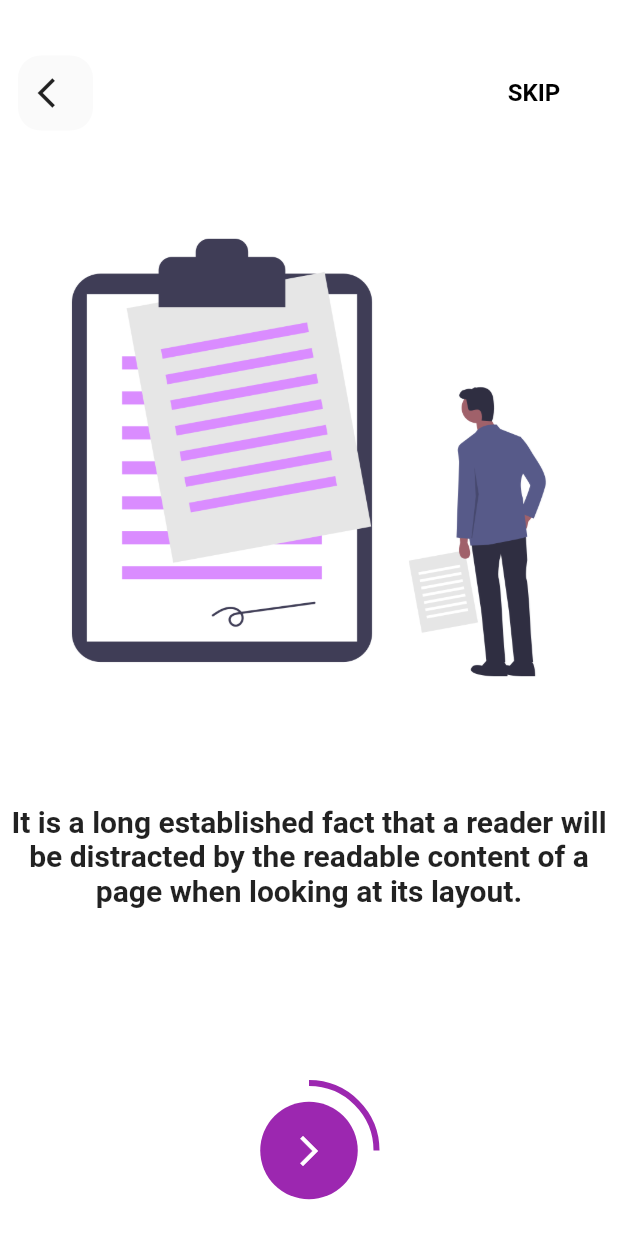
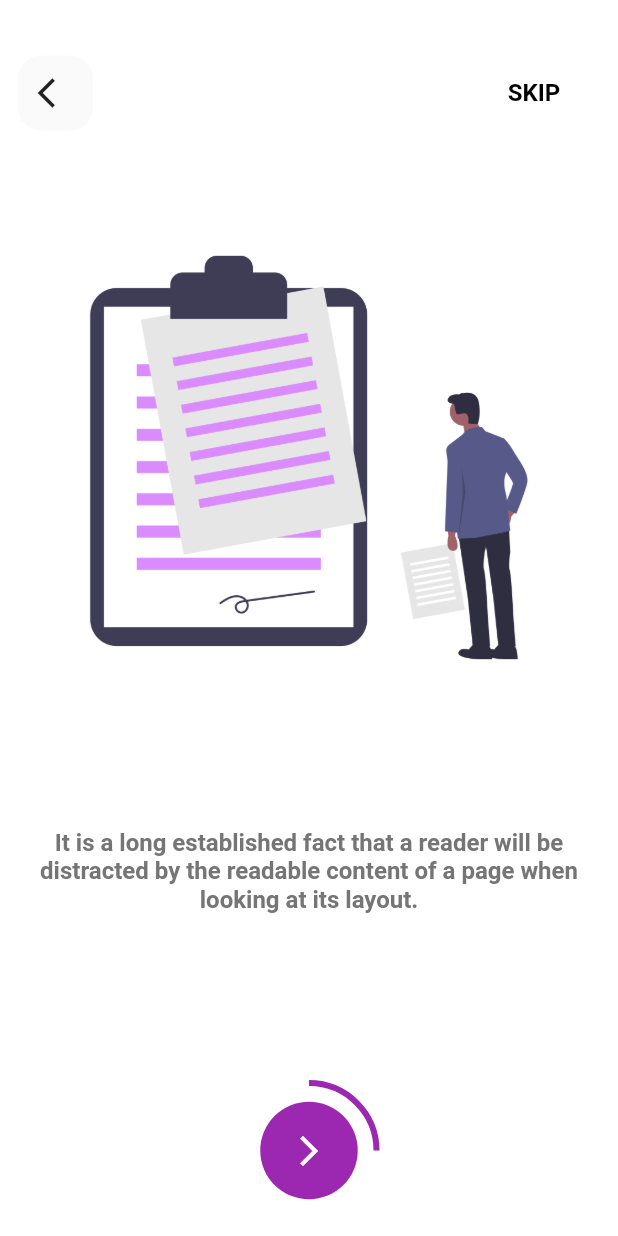
Before and after one commit to riansyahrobi8/Belajar-Flutter-UI, a Flutter app: the screen it shows after launch, on a phone screen of 412 x 824 dp. Run offline on Flutter 3.47's test engine with Material 2 defaults, Android fonts, the phone set to English and light mode, and no system bars; our stand-ins replace simple_animations.

Commit message:
using onboarding part 2

```diff
--- a/lib/screens/Onboarding2.dart
+++ b/lib/screens/Onboarding2.dart
@@ -93,17 +93,27 @@ class _OnBOarding2State extends State<OnBOarding2> {
   }
 
   Widget _displayText(String desc) {
-    return Text(
-      desc,
-      style: TextStyle(fontWeight: FontWeight.bold, fontSize: 20.0),
-      textAlign: TextAlign.center,
+    return Container(
+      margin: EdgeInsets.symmetric(vertical: 16.0),
+      padding: EdgeInsets.symmetric(horizontal: 16.0),
+      child: Text(
+        desc,
+        style: TextStyle(
+            fontWeight: FontWeight.bold,
+            fontSize: 16.0,
+            color: Colors.grey[600]),
+        textAlign: TextAlign.center,
+      ),
     );
   }
 
   Widget _displayImage(int path) {
-    return Image.asset(
-      "images/onboarding/$path.png",
-      height: MediaQuery.of(context).size.height * 0.5,
+    return Padding(
+      padding: const EdgeInsets.symmetric(horizontal: 16.0),
+      child: Image.asset(
+        "images/onboarding/$path.png",
+        height: MediaQuery.of(context).size.height * 0.5,
+      ),
     );
   }
 
--- a/lib/screens/SplashScreen.dart
+++ b/lib/screens/SplashScreen.dart
@@ -1,6 +1,5 @@
 import 'dart:async';
 
-import 'package:belajar_ui_flutter/animation/FadeAnimation.dart';
 import 'package:belajar_ui_flutter/routing/const_routing.dart';
 import 'package:flutter/material.dart';
 
```
Also changed, not shown: lib/screens/OnBoarding.dart (+13 -10 lines).
